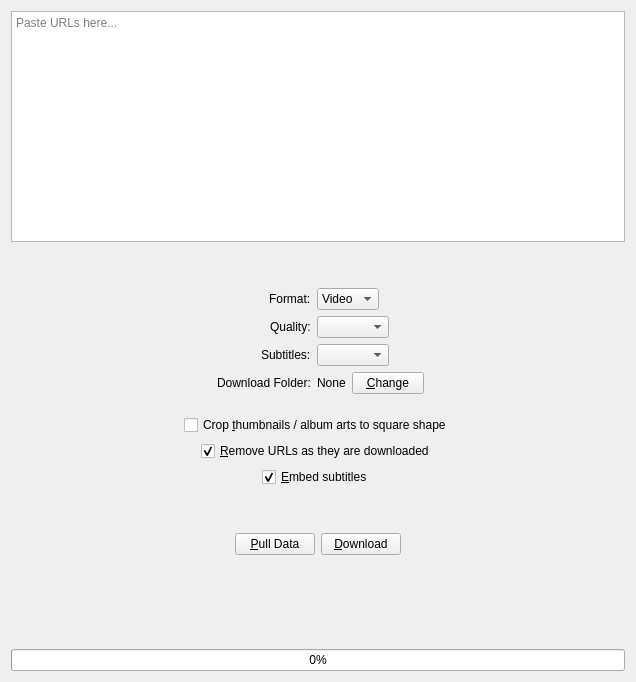
markop404/media-downloader, file designer/tab.ui: the form before one commit.
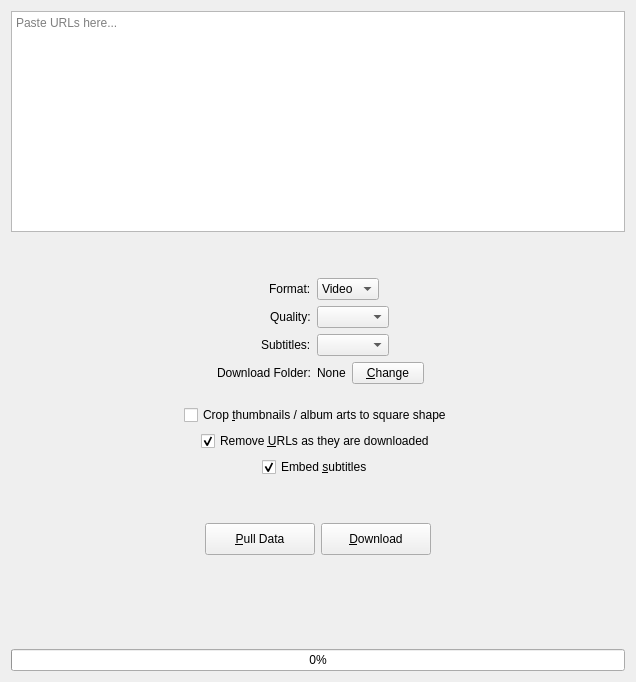
The form after the commit. Icons and pictures are not drawn.

Patch:
```diff
--- a/designer/tab.ui
+++ b/designer/tab.ui
@@ -192,7 +192,7 @@
       <string>Removes each URL from the text entry when it finishes downloading.</string>
      </property>
      <property name="text">
-      <string>&amp;Remove URLs as they are downloaded</string>
+      <string>Remove &amp;URLs as they are downloaded</string>
      </property>
      <property name="checked">
       <bool>true</bool>
@@ -208,7 +208,7 @@
       <string>Embeds subtitles into downloaded videos.</string>
      </property>
      <property name="text">
-      <string>&amp;Embed subtitles</string>
+      <string>Embed &amp;subtitles</string>
      </property>
      <property name="checked">
       <bool>true</bool>
@@ -243,8 +243,14 @@
        </property>
       </spacer>
      </item>
-     <item alignment="Qt::AlignmentFlag::AlignHCenter">
+     <item>
       <widget class="QPushButton" name="dataPullButton">
+       <property name="minimumSize">
+        <size>
+         <width>110</width>
+         <height>32</height>
+        </size>
+       </property>
        <property name="focusPolicy">
         <enum>Qt::FocusPolicy::NoFocus</enum>
        </property>
@@ -257,16 +263,16 @@
        <property name="icon">
         <iconset theme="QIcon::ThemeIcon::ViewRefresh"/>
        </property>
-       <property name="iconSize">
-        <size>
-         <width>18</width>
-         <height>12</height>
-        </size>
-       </property>
       </widget>
      </item>
      <item alignment="Qt::AlignmentFlag::AlignHCenter">
       <widget class="QPushButton" name="downloadButton">
+       <property name="minimumSize">
+        <size>
+         <width>110</width>
+         <height>32</height>
+        </size>
+       </property>
        <property name="focusPolicy">
         <enum>Qt::FocusPolicy::NoFocus</enum>
        </property>
@@ -276,12 +282,6 @@
        <property name="icon">
         <iconset theme="QIcon::ThemeIcon::GoDown"/>
        </property>
-       <property name="iconSize">
-        <size>
-         <width>18</width>
-         <height>12</height>
-        </size>
-       </property>
       </widget>
      </item>
      <item>
```
